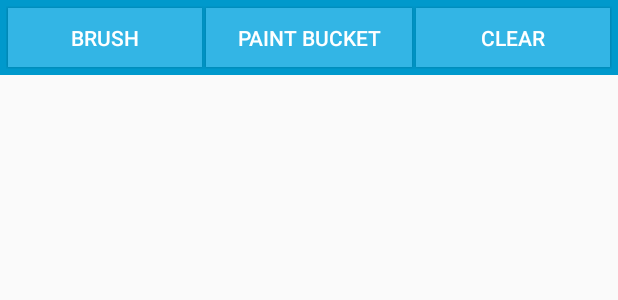
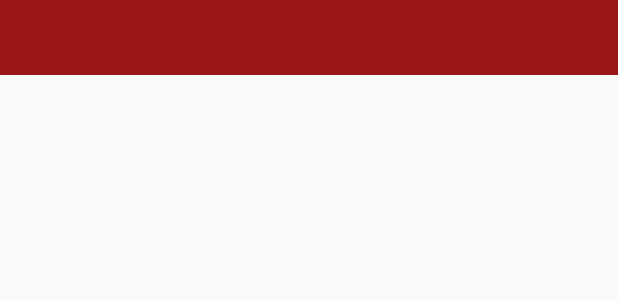
Before and after one commit to dkramer95/ColorfulDonut, an Android app: the layout activity_main.xml on its own in the app's theme, with its tools: preview values and no code run, on a phone screen of 412 x 824 dp. Shown: the top 300 px of the screen. Run offline under Robolectric (Android 15) with nearby library versions, the phone set to English and light mode, and no system bars.

Commit message:
Rework of toolbar 	* ToolFactory to help aid in creation of tools 	* Toolbar class can now use the ToolFactory to dynamically load 	tools 	* Toolbar now shows what tool is active 	* Material design "ripple" button xml files added 	* Added empty PaintBucket class

```diff
--- a/ColorfulDonut/app/src/main/java/edu/colorfuldonut/MainActivity.java
+++ b/ColorfulDonut/app/src/main/java/edu/colorfuldonut/MainActivity.java
@@ -6,13 +6,19 @@ import android.view.View;
 import android.widget.Toast;
 
 public class MainActivity extends AppCompatActivity {
+    public static ToolFactory toolFactory;
+
     protected CanvasView m_canvasView;
+    protected ToolBar m_toolbar;
 
     @Override
     protected void onCreate(Bundle savedInstanceState) {
         super.onCreate(savedInstanceState);
         setContentView(R.layout.activity_main);
+        toolFactory = new ToolFactory();
         m_canvasView = (CanvasView)findViewById(R.id.canvas);
+        m_toolbar = (ToolBar)findViewById(R.id.toolbar);
+        m_toolbar.init();
     }
 
     public void clearButtonClicked(View view) {
--- /dev/null
+++ b/ColorfulDonut/app/src/main/res/drawable/button.xml
@@ -0,0 +1,5 @@
+<?xml version="1.0" encoding="utf-8"?>
+<shape xmlns:android="http://schemas.android.com/apk/res/android">
+    <solid android:color="@color/normalButtonBG" />
+    <corners android:radius="5dp" />
+</shape>
--- /dev/null
+++ b/ColorfulDonut/app/src/main/res/drawable/normalripplebutton.xml
@@ -0,0 +1,4 @@
+<?xml version="1.0" encoding="utf-8"?>
+<ripple android:color="@color/normalButtonBG" xmlns:android="http://schemas.android.com/apk/res/android">
+    <item android:drawable="@drawable/button"></item>
+</ripple>
--- /dev/null
+++ b/ColorfulDonut/app/src/main/res/drawable/selectedbutton.xml
@@ -0,0 +1,5 @@
+<?xml version="1.0" encoding="utf-8"?>
+<shape xmlns:android="http://schemas.android.com/apk/res/android">
+    <solid android:color="@color/selectedButtonBG" />
+    <corners android:radius="5dp" />
+</shape>
--- /dev/null
+++ b/ColorfulDonut/app/src/main/res/drawable/selectedripplebutton.xml
@@ -0,0 +1,4 @@
+<?xml version="1.0" encoding="utf-8"?>
+<ripple android:color="@color/colorPrimary" xmlns:android="http://schemas.android.com/apk/res/android">
+    <item android:drawable="@drawable/selectedbutton"></item>
+</ripple>
--- a/ColorfulDonut/app/src/main/res/layout/activity_main.xml
+++ b/ColorfulDonut/app/src/main/res/layout/activity_main.xml
@@ -15,53 +15,13 @@
         app:layout_constraintRight_toRightOf="parent"
         tools:layout_editor_absoluteY="8dp">
 
-        <LinearLayout
+        <edu.colorfuldonut.ToolBar
+            android:id="@+id/toolbar"
             android:layout_width="match_parent"
             android:layout_height="50dp"
-            android:background="@android:color/holo_blue_dark"
-            android:orientation="horizontal"
-            app:layout_constraintBottom_toBottomOf="parent"
-            app:layout_constraintTop_toTopOf="@+id/linearLayout"
-            tools:layout_editor_absoluteX="8dp">
-
-            <LinearLayout
-                android:layout_width="match_parent"
-                android:layout_height="match_parent"
-                android:layout_margin="4dp"
-                android:orientation="horizontal">
-
-                <Button
-                    android:id="@+id/button3"
-                    android:layout_width="wrap_content"
-                    android:layout_height="wrap_content"
-                    android:layout_margin="1dp"
-                    android:layout_weight="1"
-                    android:background="@android:color/holo_blue_light"
-                    android:text="Brush"
-                    android:textColor="@color/White" />
-
-                <Button
-                    android:id="@+id/button4"
-                    android:layout_width="wrap_content"
-                    android:layout_height="wrap_content"
-                    android:layout_margin="1dp"
-                    android:layout_weight="1"
-                    android:background="@android:color/holo_blue_light"
-                    android:text="Paint Bucket"
-                    android:textColor="@color/White" />
-
-                <Button
-                    android:id="@+id/button"
-                    android:layout_width="wrap_content"
-                    android:layout_height="wrap_content"
-                    android:layout_margin="1dp"
-                    android:layout_weight="1"
-                    android:background="@android:color/holo_blue_light"
-                    android:onClick="clearButtonClicked"
-                    android:text="Clear"
-                    android:textColor="@color/White" />
-            </LinearLayout>
-        </LinearLayout>
+            android:background="@color/toolbarBG"
+            tools:layout_editor_absoluteX="8dp"
+            tools:layout_editor_absoluteY="0dp" />
 
         <edu.colorfuldonut.CanvasView
             android:id="@+id/canvas"
--- a/ColorfulDonut/app/src/main/res/values/colors.xml
+++ b/ColorfulDonut/app/src/main/res/values/colors.xml
@@ -1,7 +1,10 @@
 <?xml version="1.0" encoding="utf-8"?>
 <resources>
-    <color name="colorPrimary">#3F51B5</color>
-    <color name="colorPrimaryDark">#303F9F</color>
-    <color name="colorAccent">#FF4081</color>
-    <color name="White">#ffffff</color>
+    <color name="colorPrimary">#f44646</color>
+    <color name="colorPrimaryDark">#ce3939</color>
+    <color name="colorAccent">#990000</color>
+    <color name="white">#ffffff</color>
+    <color name="toolbarBG">#9b1717</color>
+    <color name="normalButtonBG">#b22323</color>
+    <color name="selectedButtonBG">#e22d2d</color>
 </resources>
```
Also changed, not shown: ColorfulDonut/app/src/main/java/edu/colorfuldonut/PaintBucket.java (added, +14 -0 lines), ColorfulDonut/app/src/main/java/edu/colorfuldonut/ToolBar.java (added, +87 -0 lines), ColorfulDonut/app/src/main/java/edu/colorfuldonut/ToolFactory.java (added, +22 -0 lines).
